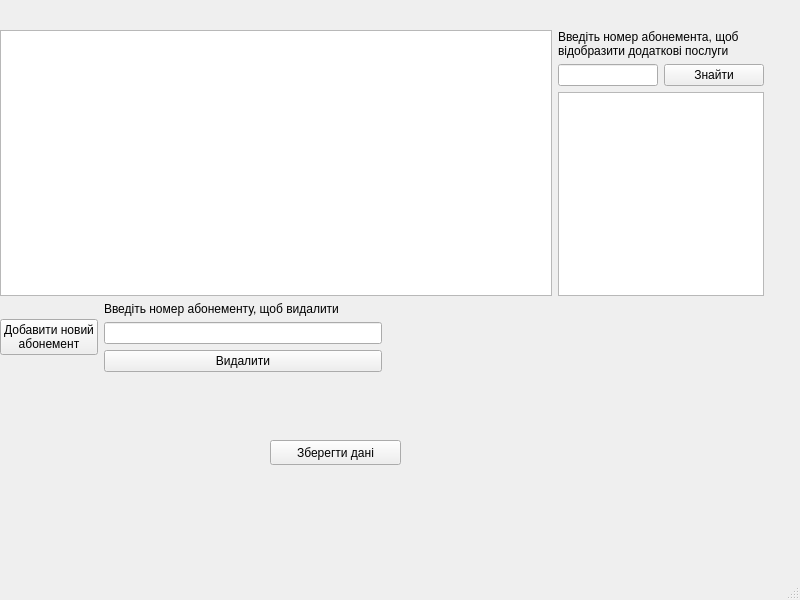
This is OOPCourseProject/operatingwindow.ui in Volchonak/OOPCourseProject as Qt 5 draws it before an edit. The edited form follows.
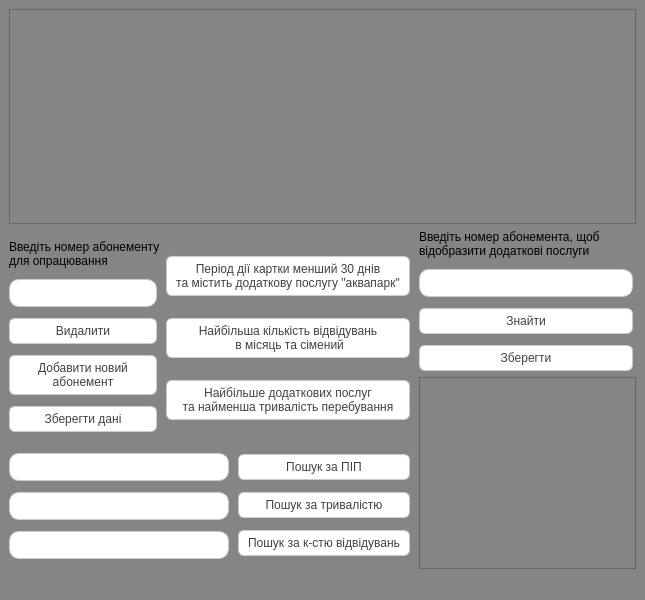
This is the edited form. Icons and pictures are not drawn.

Commit message: added all main functions and buttons

```diff
--- a/OOPCourseProject/operatingwindow.ui
+++ b/OOPCourseProject/operatingwindow.ui
@@ -6,162 +6,588 @@
    <rect>
     <x>0</x>
     <y>0</y>
-    <width>800</width>
+    <width>645</width>
     <height>600</height>
    </rect>
   </property>
   <property name="windowTitle">
    <string>MainWindow</string>
   </property>
+  <property name="styleSheet">
+   <string notr="true">background-color: rgb(134, 133, 133);</string>
+  </property>
   <widget class="QWidget" name="centralwidget">
-   <widget class="QWidget" name="layoutWidget">
-    <property name="geometry">
-     <rect>
-      <x>0</x>
-      <y>30</y>
-      <width>764</width>
-      <height>342</height>
-     </rect>
-    </property>
-    <layout class="QVBoxLayout" name="verticalLayout_4">
-     <item>
-      <layout class="QHBoxLayout" name="horizontalLayout_2">
-       <item>
-        <widget class="QTableWidget" name="MainTableWidget">
-         <property name="minimumSize">
-          <size>
-           <width>550</width>
-           <height>0</height>
-          </size>
-         </property>
-        </widget>
-       </item>
-       <item>
-        <layout class="QVBoxLayout" name="verticalLayout_2">
-         <item>
-          <layout class="QVBoxLayout" name="verticalLayout">
-           <item>
-            <widget class="QLabel" name="LabelEnterNumberToFind">
-             <property name="maximumSize">
-              <size>
-               <width>200</width>
-               <height>16777215</height>
-              </size>
-             </property>
-             <property name="text">
-              <string>Введіть номер абонемента, щоб 
-відобразити додаткові послуги</string>
-             </property>
-            </widget>
-           </item>
-           <item>
-            <layout class="QHBoxLayout" name="horizontalLayout">
-             <item>
-              <widget class="QLineEdit" name="LineEditNumberToFind">
-               <property name="maximumSize">
-                <size>
-                 <width>100</width>
-                 <height>16777215</height>
-                </size>
-               </property>
-              </widget>
-             </item>
-             <item>
-              <widget class="QPushButton" name="PushButtonFIndAbonement">
-               <property name="maximumSize">
-                <size>
-                 <width>100</width>
-                 <height>16777215</height>
-                </size>
-               </property>
-               <property name="text">
-                <string>Знайти</string>
-               </property>
-              </widget>
-             </item>
-            </layout>
-           </item>
-          </layout>
-         </item>
-         <item>
-          <widget class="QTableWidget" name="TableWidgetAdditionalServices">
-           <property name="maximumSize">
-            <size>
-             <width>206</width>
-             <height>16777215</height>
-            </size>
-           </property>
-          </widget>
-         </item>
-        </layout>
-       </item>
-      </layout>
-     </item>
-     <item>
-      <layout class="QHBoxLayout" name="horizontalLayout_4">
-       <item>
-        <layout class="QHBoxLayout" name="horizontalLayout_3">
-         <item>
-          <widget class="QPushButton" name="PushButtonAddNew">
-           <property name="text">
-            <string>Добавити новий
+   <layout class="QGridLayout" name="gridLayout">
+    <item row="0" column="0">
+     <layout class="QVBoxLayout" name="verticalLayout_8">
+      <item>
+       <widget class="QTableWidget" name="MainTableWidget">
+        <property name="minimumSize">
+         <size>
+          <width>550</width>
+          <height>0</height>
+         </size>
+        </property>
+       </widget>
+      </item>
+      <item>
+       <layout class="QHBoxLayout" name="horizontalLayout_3">
+        <item>
+         <layout class="QVBoxLayout" name="verticalLayout_7">
+          <item>
+           <layout class="QHBoxLayout" name="horizontalLayout">
+            <item>
+             <layout class="QVBoxLayout" name="verticalLayout">
+              <item>
+               <widget class="QLabel" name="LabelEditNumToOperate">
+                <property name="styleSheet">
+                 <string notr="true">
+font:  10pt &quot;Ubuntu Condensed&quot;;
+</string>
+                </property>
+                <property name="text">
+                 <string>Введіть номер абонементу
+для опрацювання</string>
+                </property>
+               </widget>
+              </item>
+              <item>
+               <widget class="QLineEdit" name="LineEditNumToOperate">
+                <property name="styleSheet">
+                 <string notr="true">QLineEdit{
+	background-color:white;
+	margin-right:3%;
+	margin-top:5px;
+	border-width:1px;
+	border-style:solid;
+	border-color:rgb(204, 204, 204);
+	border-radius:10px;
+	padding: 5px 9px;
+	font: italic 12pt &quot;Times New Roman&quot;;
+	color:rgb(64, 65, 66);
+}
+
+QLineEdit:hover {
+		border-bottom: 3px solid rgb(204, 204, 204);
+}</string>
+                </property>
+               </widget>
+              </item>
+              <item>
+               <widget class="QPushButton" name="PushButtonDeleteAbonemet">
+                <property name="styleSheet">
+                 <string notr="true">QPushButton{
+	background-color:white;
+	margin-right:3%;
+	margin-top:5px;
+	border-width:1px;
+	border-style:solid;
+	border-color:rgb(204,204,204);
+	border-radius:6px;
+	padding: 5px 9px;
+	font: 12pt &quot;Times New Roman&quot;;
+	color:rgb(64, 65, 66);
+image:url(:/photo/save.png);
+image-position:left;
+}
+
+QPushButton:hover {
+		border-bottom: 3px solid rgb(204, 204, 204);
+}
+QPushButton:pressed
+{
+	background: rgb(197, 197, 197);
+}</string>
+                </property>
+                <property name="text">
+                 <string>Видалити</string>
+                </property>
+               </widget>
+              </item>
+              <item>
+               <widget class="QPushButton" name="PushButtonAddNew">
+                <property name="styleSheet">
+                 <string notr="true">QPushButton{
+	background-color:white;
+	margin-right:3%;
+	margin-top:5px;
+	border-width:1px;
+	border-style:solid;
+	border-color:rgb(204,204,204);
+	border-radius:6px;
+	padding: 5px 9px;
+	font: 12pt &quot;Times New Roman&quot;;
+	color:rgb(64, 65, 66);
+image:url(:/photo/save.png);
+image-position:left;
+}
+
+QPushButton:hover {
+		border-bottom: 3px solid rgb(204, 204, 204);
+}
+QPushButton:pressed
+{
+	background: rgb(197, 197, 197);
+}</string>
+                </property>
+                <property name="text">
+                 <string>Добавити новий
 абонемент</string>
-           </property>
-          </widget>
-         </item>
-         <item>
-          <layout class="QVBoxLayout" name="verticalLayout_3">
-           <item>
-            <widget class="QLabel" name="LabelEditNumToDelete">
-             <property name="text">
-              <string>Введіть номер абонементу, щоб видалити</string>
-             </property>
-            </widget>
-           </item>
-           <item>
-            <widget class="QLineEdit" name="LineEditNumToDelete"/>
-           </item>
-           <item>
-            <widget class="QPushButton" name="PushButtonDeleteAbonemet">
-             <property name="text">
-              <string>Видалити</string>
-             </property>
-            </widget>
-           </item>
-          </layout>
-         </item>
-        </layout>
-       </item>
-       <item>
-        <spacer name="horizontalSpacer">
-         <property name="orientation">
-          <enum>Qt::Horizontal</enum>
-         </property>
-         <property name="sizeHint" stdset="0">
-          <size>
-           <width>40</width>
-           <height>20</height>
-          </size>
-         </property>
-        </spacer>
-       </item>
-      </layout>
-     </item>
-    </layout>
-   </widget>
-   <widget class="QPushButton" name="PushButtonSaveDataToFile">
-    <property name="geometry">
-     <rect>
-      <x>270</x>
-      <y>440</y>
-      <width>131</width>
-      <height>25</height>
-     </rect>
-    </property>
-    <property name="text">
-     <string>Зберегти дані</string>
-    </property>
-   </widget>
+                </property>
+               </widget>
+              </item>
+              <item>
+               <widget class="QPushButton" name="PushButtonSaveDataToFile">
+                <property name="styleSheet">
+                 <string notr="true">QPushButton{
+	background-color:white;
+	margin-right:3%;
+	margin-top:5px;
+	border-width:1px;
+	border-style:solid;
+	border-color:rgb(204,204,204);
+	border-radius:6px;
+	padding: 5px 9px;
+	font: 12pt &quot;Times New Roman&quot;;
+	color:rgb(64, 65, 66);
+image:url(:/photo/save.png);
+image-position:left;
+}
+
+QPushButton:hover {
+		border-bottom: 3px solid rgb(204, 204, 204);
+}
+QPushButton:pressed
+{
+	background: rgb(197, 197, 197);
+}</string>
+                </property>
+                <property name="text">
+                 <string>Зберегти дані</string>
+                </property>
+               </widget>
+              </item>
+             </layout>
+            </item>
+            <item>
+             <layout class="QVBoxLayout" name="verticalLayout_2">
+              <item>
+               <widget class="QPushButton" name="PushButtonLessThanMonthDurationAndHasWaterpark">
+                <property name="styleSheet">
+                 <string notr="true">QPushButton{
+	background-color:white;
+	margin-right:3%;
+	margin-top:5px;
+	border-width:1px;
+	border-style:solid;
+	border-color:rgb(204,204,204);
+	border-radius:6px;
+	padding: 5px 9px;
+	font: 12pt &quot;Times New Roman&quot;;
+	color:rgb(64, 65, 66);
+image:url(:/photo/save.png);
+image-position:left;
+}
+
+QPushButton:hover {
+		border-bottom: 3px solid rgb(204, 204, 204);
+}
+QPushButton:pressed
+{
+	background: rgb(197, 197, 197);
+}</string>
+                </property>
+                <property name="text">
+                 <string>Період дії картки менший 30 днів
+та містить додаткову послугу &quot;аквапарк&quot;</string>
+                </property>
+               </widget>
+              </item>
+              <item>
+               <widget class="QPushButton" name="PushButtonMaxVisitsPerMonthAndFamily">
+                <property name="styleSheet">
+                 <string notr="true">QPushButton{
+	background-color:white;
+	margin-right:3%;
+	margin-top:5px;
+	border-width:1px;
+	border-style:solid;
+	border-color:rgb(204,204,204);
+	border-radius:6px;
+	padding: 5px 9px;
+	font: 12pt &quot;Times New Roman&quot;;
+	color:rgb(64, 65, 66);
+image:url(:/photo/save.png);
+image-position:left;
+}
+
+QPushButton:hover {
+		border-bottom: 3px solid rgb(204, 204, 204);
+}
+QPushButton:pressed
+{
+	background: rgb(197, 197, 197);
+}</string>
+                </property>
+                <property name="text">
+                 <string>Найбільша кількість відвідувань
+ в місяць та сімений</string>
+                </property>
+               </widget>
+              </item>
+              <item>
+               <widget class="QPushButton" name="PushButtonFindMaxAdditionalServicesAndMinDurationPerDay">
+                <property name="styleSheet">
+                 <string notr="true">QPushButton{
+	background-color:white;
+	margin-right:3%;
+	margin-top:5px;
+	border-width:1px;
+	border-style:solid;
+	border-color:rgb(204,204,204);
+	border-radius:6px;
+	padding: 5px 9px;
+	font: 12pt &quot;Times New Roman&quot;;
+	color:rgb(64, 65, 66);
+image:url(:/photo/save.png);
+image-position:left;
+}
+
+QPushButton:hover {
+		border-bottom: 3px solid rgb(204, 204, 204);
+}
+QPushButton:pressed
+{
+	background: rgb(197, 197, 197);
+}</string>
+                </property>
+                <property name="text">
+                 <string>Найбільше додаткових послуг
+та найменша тривалість перебування</string>
+                </property>
+               </widget>
+              </item>
+             </layout>
+            </item>
+           </layout>
+          </item>
+          <item>
+           <layout class="QHBoxLayout" name="horizontalLayout_2">
+            <item>
+             <layout class="QVBoxLayout" name="verticalLayout_5">
+              <item>
+               <widget class="QLineEdit" name="LineEditFindByName">
+                <property name="styleSheet">
+                 <string notr="true">QLineEdit{
+	background-color:white;
+	margin-right:3%;
+	margin-top:5px;
+	border-width:1px;
+	border-style:solid;
+	border-color:rgb(204, 204, 204);
+	border-radius:10px;
+	padding: 5px 9px;
+	font: italic 12pt &quot;Times New Roman&quot;;
+	color:rgb(64, 65, 66);
+}
+
+QLineEdit:hover {
+		border-bottom: 3px solid rgb(204, 204, 204);
+}</string>
+                </property>
+               </widget>
+              </item>
+              <item>
+               <widget class="QLineEdit" name="LineEditFindByDuration">
+                <property name="styleSheet">
+                 <string notr="true">QLineEdit{
+	background-color:white;
+	margin-right:3%;
+	margin-top:5px;
+	border-width:1px;
+	border-style:solid;
+	border-color:rgb(204, 204, 204);
+	border-radius:10px;
+	padding: 5px 9px;
+	font: italic 12pt &quot;Times New Roman&quot;;
+	color:rgb(64, 65, 66);
+}
+
+QLineEdit:hover {
+		border-bottom: 3px solid rgb(204, 204, 204);
+}</string>
+                </property>
+               </widget>
+              </item>
+              <item>
+               <widget class="QLineEdit" name="LineEditFindByVisits">
+                <property name="styleSheet">
+                 <string notr="true">QLineEdit{
+	background-color:white;
+	margin-right:3%;
+	margin-top:5px;
+	border-width:1px;
+	border-style:solid;
+	border-color:rgb(204, 204, 204);
+	border-radius:10px;
+	padding: 5px 9px;
+	font: italic 12pt &quot;Times New Roman&quot;;
+	color:rgb(64, 65, 66);
+}
+
+QLineEdit:hover {
+		border-bottom: 3px solid rgb(204, 204, 204);
+}</string>
+                </property>
+               </widget>
+              </item>
+             </layout>
+            </item>
+            <item>
+             <layout class="QVBoxLayout" name="verticalLayout_6">
+              <item>
+               <widget class="QPushButton" name="PushButtonFindByName">
+                <property name="styleSheet">
+                 <string notr="true">QPushButton{
+	background-color:white;
+	margin-right:3%;
+	margin-top:5px;
+	border-width:1px;
+	border-style:solid;
+	border-color:rgb(204,204,204);
+	border-radius:6px;
+	padding: 5px 9px;
+	font: 12pt &quot;Times New Roman&quot;;
+	color:rgb(64, 65, 66);
+image:url(:/photo/save.png);
+image-position:left;
+}
+
+QPushButton:hover {
+		border-bottom: 3px solid rgb(204, 204, 204);
+}
+QPushButton:pressed
+{
+	background: rgb(197, 197, 197);
+}</string>
+                </property>
+                <property name="text">
+                 <string>Пошук за ПІП</string>
+                </property>
+               </widget>
+              </item>
+              <item>
+               <widget class="QPushButton" name="PushButtonFindByDuration">
+                <property name="styleSheet">
+                 <string notr="true">QPushButton{
+	background-color:white;
+	margin-right:3%;
+	margin-top:5px;
+	border-width:1px;
+	border-style:solid;
+	border-color:rgb(204,204,204);
+	border-radius:6px;
+	padding: 5px 9px;
+	font: 12pt &quot;Times New Roman&quot;;
+	color:rgb(64, 65, 66);
+image:url(:/photo/save.png);
+image-position:left;
+}
+
+QPushButton:hover {
+		border-bottom: 3px solid rgb(204, 204, 204);
+}
+QPushButton:pressed
+{
+	background: rgb(197, 197, 197);
+}</string>
+                </property>
+                <property name="text">
+                 <string>Пошук за тривалістю</string>
+                </property>
+               </widget>
+              </item>
+              <item>
+               <widget class="QPushButton" name="PushButtonfindByVisits">
+                <property name="styleSheet">
+                 <string notr="true">QPushButton{
+	background-color:white;
+	margin-right:3%;
+	margin-top:5px;
+	border-width:1px;
+	border-style:solid;
+	border-color:rgb(204,204,204);
+	border-radius:6px;
+	padding: 5px 9px;
+	font: 12pt &quot;Times New Roman&quot;;
+	color:rgb(64, 65, 66);
+image:url(:/photo/save.png);
+image-position:left;
+}
+
+QPushButton:hover {
+		border-bottom: 3px solid rgb(204, 204, 204);
+}
+QPushButton:pressed
+{
+	background: rgb(197, 197, 197);
+}</string>
+                </property>
+                <property name="text">
+                 <string>Пошук за к-стю відвідувань</string>
+                </property>
+               </widget>
+              </item>
+             </layout>
+            </item>
+           </layout>
+          </item>
+         </layout>
+        </item>
+        <item>
+         <layout class="QVBoxLayout" name="verticalLayout_4">
+          <item>
+           <layout class="QVBoxLayout" name="verticalLayout_3">
+            <item>
+             <widget class="QLabel" name="LabelEnterNumberToFind">
+              <property name="maximumSize">
+               <size>
+                <width>250</width>
+                <height>16777215</height>
+               </size>
+              </property>
+              <property name="styleSheet">
+               <string notr="true">
+font:  10pt &quot;Ubuntu Condensed&quot;;
+</string>
+              </property>
+              <property name="text">
+               <string>Введіть номер абонемента, щоб 
+відобразити додаткові послуги</string>
+              </property>
+             </widget>
+            </item>
+            <item>
+             <widget class="QLineEdit" name="LineEditNumberToFindAdditionalServices">
+              <property name="maximumSize">
+               <size>
+                <width>250</width>
+                <height>16777215</height>
+               </size>
+              </property>
+              <property name="styleSheet">
+               <string notr="true">QLineEdit{
+	background-color:white;
+	margin-right:3%;
+	margin-top:5px;
+	border-width:1px;
+	border-style:solid;
+	border-color:rgb(204, 204, 204);
+	border-radius:10px;
+	padding: 5px 9px;
+	font: italic 12pt &quot;Times New Roman&quot;;
+	color:rgb(64, 65, 66);
+}
+
+QLineEdit:hover {
+		border-bottom: 3px solid rgb(204, 204, 204);
+}</string>
+              </property>
+             </widget>
+            </item>
+            <item>
+             <widget class="QPushButton" name="PushButtonFIndAdditionalServices">
+              <property name="maximumSize">
+               <size>
+                <width>250</width>
+                <height>16777215</height>
+               </size>
+              </property>
+              <property name="styleSheet">
+               <string notr="true">QPushButton{
+	background-color:white;
+	margin-right:3%;
+	margin-top:5px;
+	border-width:1px;
+	border-style:solid;
+	border-color:rgb(204,204,204);
+	border-radius:6px;
+	padding: 5px 9px;
+	font: 12pt &quot;Times New Roman&quot;;
+	color:rgb(64, 65, 66);
+image:url(:/photo/save.png);
+image-position:left;
+}
+
+QPushButton:hover {
+		border-bottom: 3px solid rgb(204, 204, 204);
+}
+QPushButton:pressed
+{
+	background: rgb(197, 197, 197);
+}</string>
+              </property>
+              <property name="text">
+               <string>Знайти</string>
+              </property>
+             </widget>
+            </item>
+            <item>
+             <widget class="QPushButton" name="PushButtonSaveAdditionalServices">
+              <property name="maximumSize">
+               <size>
+                <width>250</width>
+                <height>16777215</height>
+               </size>
+              </property>
+              <property name="styleSheet">
+               <string notr="true">QPushButton{
+	background-color:white;
+	margin-right:3%;
+	margin-top:5px;
+	border-width:1px;
+	border-style:solid;
+	border-color:rgb(204,204,204);
+	border-radius:6px;
+	padding: 5px 9px;
+	font: 12pt &quot;Times New Roman&quot;;
+	color:rgb(64, 65, 66);
+image:url(:/photo/save.png);
+image-position:left;
+}
+
+QPushButton:hover {
+		border-bottom: 3px solid rgb(204, 204, 204);
+}
+QPushButton:pressed
+{
+	background: rgb(197, 197, 197);
+}</string>
+              </property>
+              <property name="text">
+               <string>Зберегти</string>
+              </property>
+             </widget>
+            </item>
+           </layout>
+          </item>
+          <item>
+           <widget class="QTableWidget" name="TableWidgetAdditionalServices">
+            <property name="maximumSize">
+             <size>
+              <width>250</width>
+              <height>16777215</height>
+             </size>
+            </property>
+           </widget>
+          </item>
+         </layout>
+        </item>
+       </layout>
+      </item>
+     </layout>
+    </item>
+   </layout>
   </widget>
   <widget class="QMenuBar" name="menubar">
    <property name="geometry">
```
Left out of the diff: 2 changed lines with no effect on the pictures. The commit also changes 5 other files.
